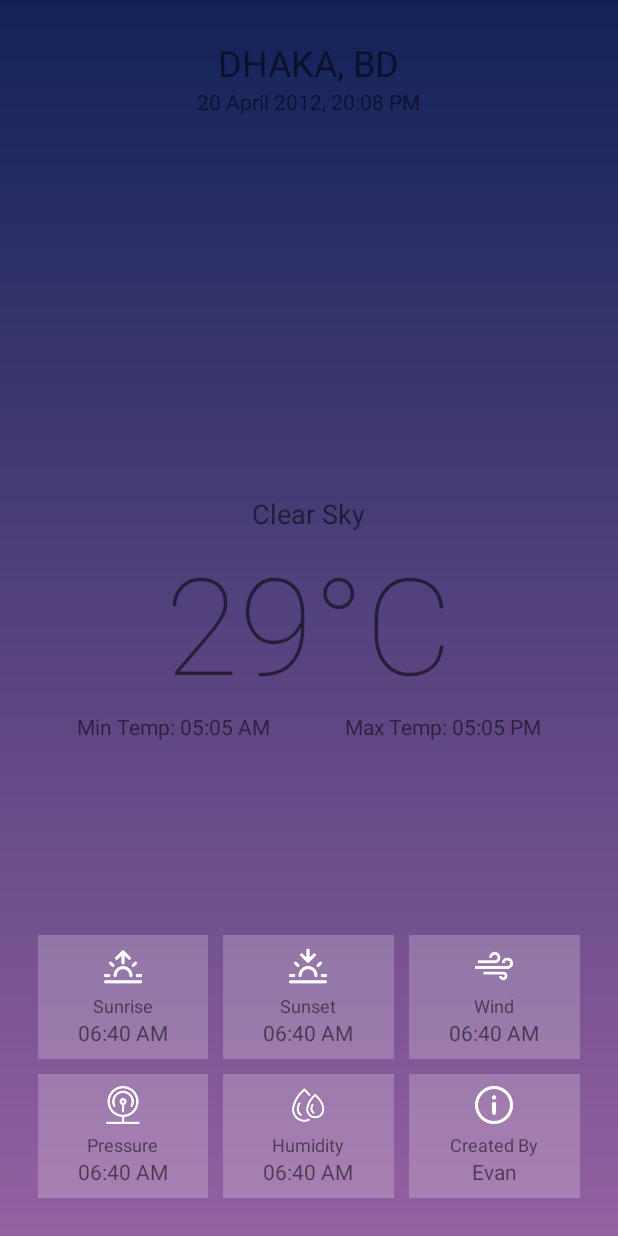
After one commit to Bunic95/Gruppe10, an Android app: the layout wetterscreentest.xml on its own in the app's theme, with its tools: preview values and no code run, on a phone screen of 412 x 824 dp. The commit adds this screen. Run offline under Robolectric (Android 15) with nearby library versions, the phone set to English and light mode, and no system bars; Roboto replaces fonts that are not available here.

Commit message:
Soweit fertig bis auf Wetter

```diff
--- /dev/null
+++ b/app/src/main/res/drawable/gradient_bg.xml
@@ -0,0 +1,9 @@
+<?xml version="1.0" encoding="utf-8"?>
+<shape xmlns:android="http://schemas.android.com/apk/res/android"
+    android:shape="rectangle">
+    <gradient
+        android:angle="90"
+        android:startColor="#9561a1"
+        android:endColor="#122259"
+        android:type="linear"/>
+</shape>
--- /dev/null
+++ b/app/src/main/res/layout/wetterscreentest.xml
@@ -0,0 +1,163 @@
+<?xml version="1.0" encoding="utf-8"?>
+<RelativeLayout xmlns:android="http://schemas.android.com/apk/res/android"
+    xmlns:app="http://schemas.android.com/apk/res-auto"
+    android:orientation="vertical"
+    android:layout_width="match_parent"
+    android:layout_height="match_parent"
+    android:padding="25dp"
+    android:background="@drawable/gradient_bg">
+
+    <RelativeLayout android:id="@+id/mainContainer" android:layout_width="match_parent"
+        android:layout_height="match_parent" android:visibility="visible">
+        <LinearLayout android:id="@+id/addressContainer" android:layout_width="match_parent"
+            android:layout_height="wrap_content" android:orientation="vertical"
+            android:gravity="center">
+            <TextView android:id="@+id/address" android:layout_width="wrap_content"
+                android:layout_height="wrap_content" android:textSize="24dp"
+                android:text="DHAKA, BD"/>
+            <TextView android:id="@+id/updated_at" android:layout_width="wrap_content"
+                android:layout_height="wrap_content" android:textSize="14dp"
+                android:text="20 April 2012, 20:08 PM"/>
+        </LinearLayout>
+
+
+        <LinearLayout android:id="@+id/overviewContainer" android:layout_width="match_parent"
+            android:layout_height="wrap_content" android:orientation="vertical"
+            android:layout_centerInParent="true">
+
+            <TextView android:id="@+id/status" android:layout_width="wrap_content"
+                android:layout_height="wrap_content" android:textSize="18dp"
+                android:layout_gravity="center"
+                android:text="Clear Sky"/>
+            <TextView android:id="@+id/temp" android:layout_width="wrap_content"
+                android:layout_height="wrap_content" android:textSize="90dp"
+                android:fontFamily="sans-serif-thin" android:layout_gravity="center"
+                android:text="29°C"/>
+
+            <LinearLayout android:layout_width="match_parent" android:layout_height="wrap_content"
+                android:orientation="horizontal" android:gravity="center">
+                <TextView android:id="@+id/temp_min" android:layout_width="wrap_content"
+                    android:layout_height="wrap_content" android:text="Min Temp: 05:05 AM"/>
+                <Space android:layout_width="50dp" android:layout_height="wrap_content"/>
+
+                <TextView android:id="@+id/temp_max" android:layout_width="wrap_content"
+                    android:layout_height="wrap_content" android:text="Max Temp: 05:05 PM"/>
+            </LinearLayout>
+
+        </LinearLayout>
+
+
+        <LinearLayout android:id="@+id/detailsContainer" android:layout_width="match_parent"
+            android:layout_height="wrap_content" android:orientation="vertical"
+            android:layout_alignParentBottom="true">
+            <LinearLayout android:layout_width="match_parent" android:layout_height="wrap_content"
+                android:orientation="horizontal" android:weightSum="3">
+                <LinearLayout android:layout_width="0dp" android:layout_height="wrap_content"
+                    android:orientation="vertical" android:layout_weight="1"
+                    android:gravity="center" android:padding="8dp"
+                    android:background="#3CF1EBF1">
+                    <ImageView android:layout_width="25dp" android:layout_height="25dp"
+                        android:src="@drawable/sunrise"
+                        app:tint="#FFFFFF" />
+                    <Space android:layout_width="wrap_content" android:layout_height="5dp"/>
+                    <TextView android:layout_width="wrap_content" android:layout_height="wrap_content"
+                        android:textSize="12dp" android:text="Sunrise"/>
+                    <TextView android:id="@+id/sunrise" android:layout_width="wrap_content"
+                        android:layout_height="wrap_content" android:textSize="14dp"
+                        android:text="06:40 AM"/>
+                </LinearLayout>
+                <Space android:layout_width="10dp" android:layout_height="wrap_content"/>
+                <LinearLayout android:layout_width="0dp" android:layout_height="wrap_content"
+                    android:orientation="vertical" android:layout_weight="1"
+                    android:gravity="center" android:padding="8dp"
+                    android:background="#3CF1EBF1">
+                    <ImageView android:layout_width="25dp" android:layout_height="25dp"
+                        android:src="@drawable/sunset"
+                        app:tint="#FFFFFF" />
+                    <Space android:layout_width="wrap_content" android:layout_height="5dp"/>
+                    <TextView android:layout_width="wrap_content" android:layout_height="wrap_content"
+                        android:textSize="12dp" android:text="Sunset"/>
+                    <TextView android:id="@+id/sunset" android:layout_width="wrap_content"
+                        android:layout_height="wrap_content" android:textSize="14dp"
+                        android:text="06:40 AM"/>
+                </LinearLayout>
+                <Space android:layout_width="10dp" android:layout_height="wrap_content"/>
+                <LinearLayout android:layout_width="0dp" android:layout_height="wrap_content"
+                    android:orientation="vertical" android:layout_weight="1"
+                    android:gravity="center" android:padding="8dp"
+                    android:background="#3CF1EBF1">
+                    <ImageView android:layout_width="25dp" android:layout_height="25dp"
+                        android:src="@drawable/wind"
+                        app:tint="#FFFFFF" />
+                    <Space android:layout_width="wrap_content" android:layout_height="5dp"/>
+                    <TextView android:layout_width="wrap_content" android:layout_height="wrap_content"
+                        android:textSize="12dp" android:text="Wind"/>
+                    <TextView android:id="@+id/wind" android:layout_width="wrap_content"
+                        android:layout_height="wrap_content" android:textSize="14dp"
+                        android:text="06:40 AM"/>
+                </LinearLayout>
+            </LinearLayout>
+
+            <Space android:layout_width="wrap_content" android:layout_height="10dp"/>
+
+            <LinearLayout android:layout_width="match_parent" android:layout_height="wrap_content"
+                android:orientation="horizontal" android:weightSum="3">
+                <LinearLayout android:layout_width="0dp" android:layout_height="wrap_content"
+                    android:orientation="vertical" android:layout_weight="1"
+                    android:gravity="center" android:padding="8dp"
+                    android:background="#3CF1EBF1">
+                    <ImageView android:layout_width="25dp" android:layout_height="25dp"
+                        android:src="@drawable/pressure"
+                        app:tint="#FFFFFF" />
+                    <Space android:layout_width="wrap_content" android:layout_height="5dp"/>
+                    <TextView android:layout_width="wrap_content" android:layout_height="wrap_content"
+                        android:textSize="12dp" android:text="Pressure"/>
+                    <TextView android:id="@+id/pressure" android:layout_width="wrap_content"
+                        android:layout_height="wrap_content" android:textSize="14dp"
+                        android:text="06:40 AM"/>
+                </LinearLayout>
+                <Space android:layout_width="10dp" android:layout_height="wrap_content"/>
+                <LinearLayout android:layout_width="0dp" android:layout_height="wrap_content"
+                    android:orientation="vertical" android:layout_weight="1"
+                    android:gravity="center" android:padding="8dp"
+                    android:background="#3CF1EBF1">
+                    <ImageView android:layout_width="25dp" android:layout_height="25dp"
+                        android:src="@drawable/humidity"
+                        app:tint="#FFFFFF" />
+                    <Space android:layout_width="wrap_content" android:layout_height="5dp"/>
+                    <TextView android:layout_width="wrap_content" android:layout_height="wrap_content"
+                        android:textSize="12dp" android:text="Humidity"/>
+                    <TextView android:id="@+id/humidity" android:layout_width="wrap_content"
+                        android:layout_height="wrap_content" android:textSize="14dp"
+                        android:text="06:40 AM"/>
+                </LinearLayout>
+                <Space android:layout_width="10dp" android:layout_height="wrap_content"/>
+                <LinearLayout android:layout_width="0dp" android:layout_height="wrap_content"
+                    android:orientation="vertical" android:layout_weight="1"
+                    android:gravity="center" android:padding="8dp"
+                    android:background="#3CF1EBF1">
+                    <ImageView android:layout_width="25dp" android:layout_height="25dp"
+                        android:src="@drawable/info"
+                        app:tint="#FFFFFF" />
+                    <Space android:layout_width="wrap_content" android:layout_height="5dp"/>
+                    <TextView android:layout_width="wrap_content" android:layout_height="wrap_content"
+                        android:textSize="12dp" android:text="Created By"/>
+                    <TextView android:id="@+id/about" android:layout_width="wrap_content"
+                        android:layout_height="wrap_content" android:textSize="14dp"
+                        android:text="Evan"/>
+                </LinearLayout>
+            </LinearLayout>
+        </LinearLayout>
+    </RelativeLayout>
+
+
+    <ProgressBar android:id="@+id/loader" android:layout_width="wrap_content"
+        android:layout_height="wrap_content" android:layout_centerInParent="true"
+        android:visibility="gone"/>
+
+    <TextView android:id="@+id/errorText" android:layout_width="wrap_content"
+        android:layout_height="wrap_content" android:layout_centerInParent="true"
+        android:visibility="gone" android:text="Something went wrong"/>
+
+
+</RelativeLayout>
```
Also changed, not shown: app/src/main/java/com/example/basicchat/WetterActivity.kt (line endings or trailing spaces), app/src/main/res/drawable/humidity.png (added), app/src/main/res/drawable/ic_launcher_foreground.xml (renamed from app/src/main/res/drawable-v24/ic_launcher_foreground.xml), app/src/main/res/drawable/info.png (added), app/src/main/res/drawable/pressure.png (added), app/src/main/res/drawable/sunrise.png (added), app/src/main/res/drawable/sunset.png (added), app/src/main/res/drawable/wind.png (added).
